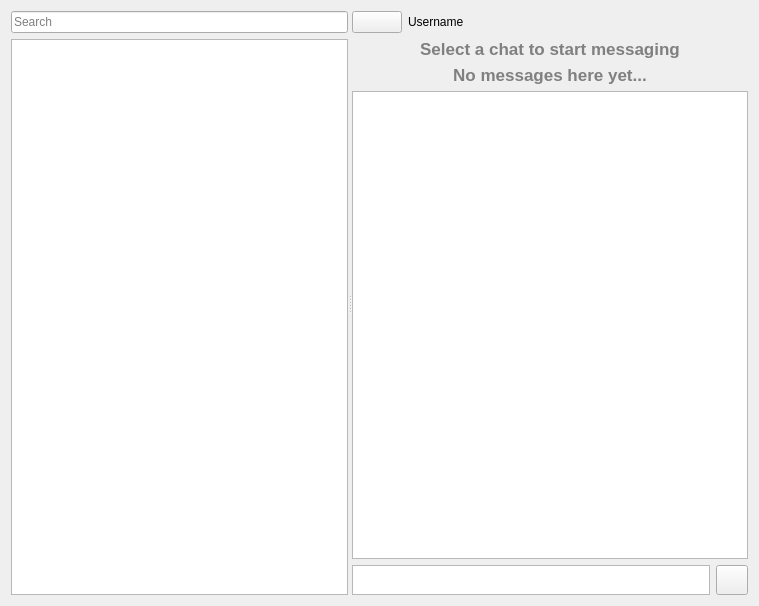
This is client/ui/mainpage.ui in McQueeh95/ChatProject as Qt 5 draws it before an edit. The edited form follows.
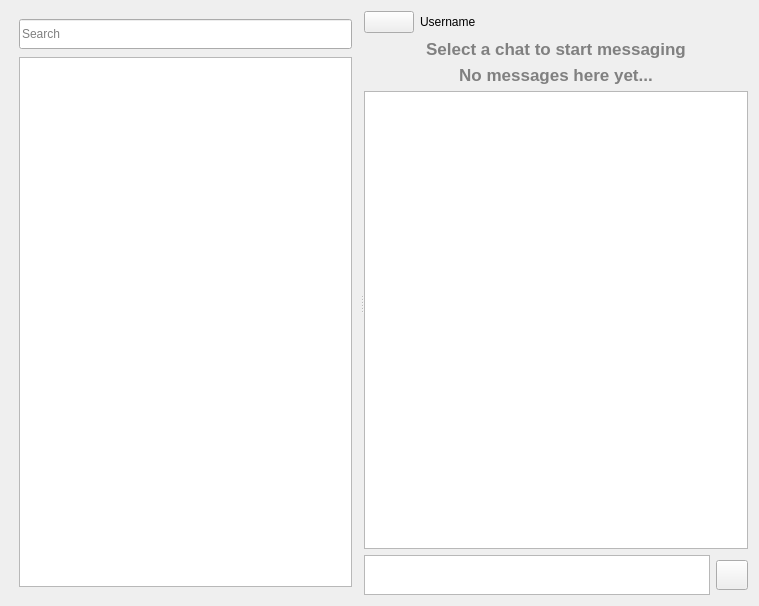
This is the edited form.

```diff
--- a/client/ui/mainpage.ui
+++ b/client/ui/mainpage.ui
@@ -24,8 +24,29 @@
      </property>
      <widget class="QWidget" name="layoutWidget">
       <layout class="QVBoxLayout" name="verticalLayout_3">
+       <property name="spacing">
+        <number>8</number>
+       </property>
+       <property name="leftMargin">
+        <number>8</number>
+       </property>
+       <property name="topMargin">
+        <number>8</number>
+       </property>
+       <property name="rightMargin">
+        <number>8</number>
+       </property>
+       <property name="bottomMargin">
+        <number>8</number>
+       </property>
        <item>
         <widget class="QLineEdit" name="searchEdit">
+         <property name="minimumSize">
+          <size>
+           <width>0</width>
+           <height>30</height>
+          </size>
+         </property>
          <property name="placeholderText">
           <string>Search</string>
          </property>
@@ -150,9 +171,9 @@
        <item>
         <layout class="QHBoxLayout" name="horizontalLayout">
          <item>
-          <widget class="QPlainTextEdit" name="messageEdit">
+          <widget class="QTextEdit" name="messageEdit">
            <property name="sizePolicy">
-            <sizepolicy hsizetype="Preferred" vsizetype="Maximum">
+            <sizepolicy hsizetype="Preferred" vsizetype="Minimum">
              <horstretch>0</horstretch>
              <verstretch>0</verstretch>
             </sizepolicy>
@@ -160,9 +181,18 @@
            <property name="maximumSize">
             <size>
              <width>999999</width>
-             <height>30</height>
+             <height>40</height>
             </size>
            </property>
+           <property name="verticalScrollBarPolicy">
+            <enum>Qt::ScrollBarPolicy::ScrollBarAsNeeded</enum>
+           </property>
+           <property name="horizontalScrollBarPolicy">
+            <enum>Qt::ScrollBarPolicy::ScrollBarAlwaysOff</enum>
+           </property>
+           <property name="sizeAdjustPolicy">
+            <enum>QAbstractScrollArea::SizeAdjustPolicy::AdjustIgnored</enum>
+           </property>
           </widget>
          </item>
          <item>
```
